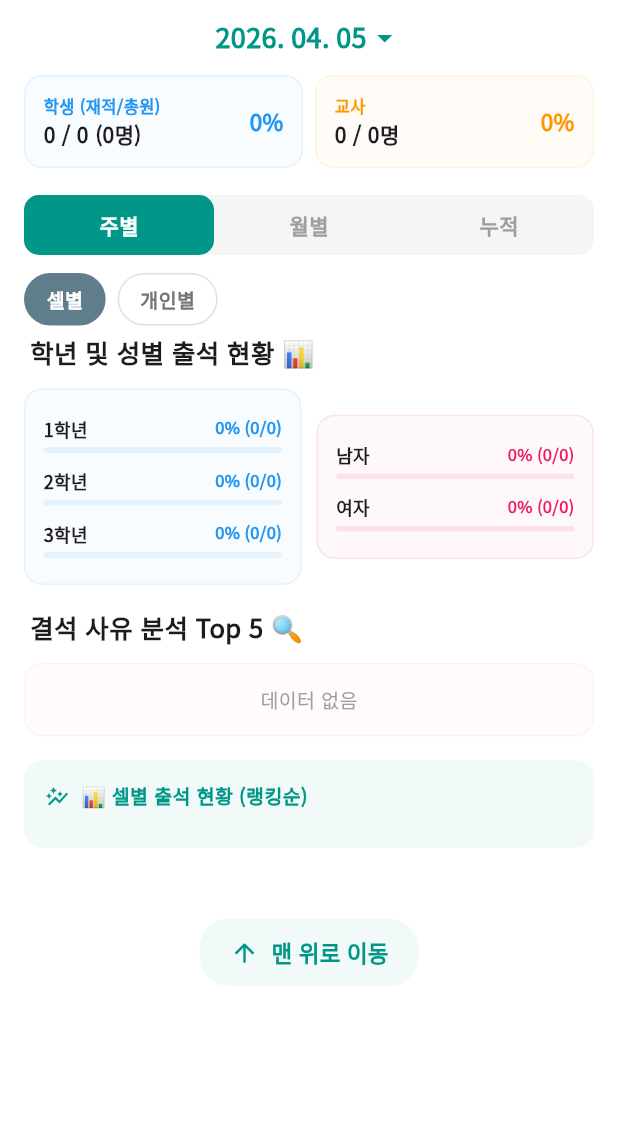
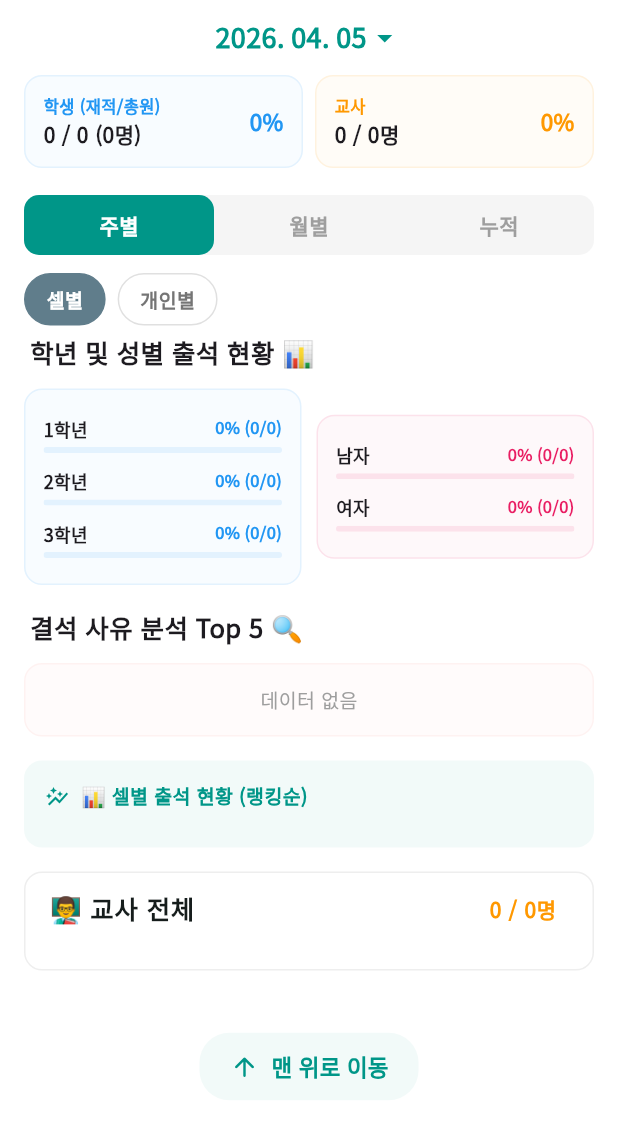
Before and after one commit to plusmans/church_attendance, a Flutter app: the AttendanceStatusScreen screen opened directly, after a tap on "맨 위로 이동", on a phone screen of 412 x 824 dp. Shown: the top 1139 px of the screen. Run offline on Flutter 3.47's test engine with Material 3 defaults, Android fonts, the phone set to English and light mode, and no system bars; our stand-ins replace cloud_firestore, firebase_auth, firebase_core, google_fonts, pdf, printing; accounts and stored records are empty.

Commit message:
교사필드 없어졌던거 복원

```diff
--- a/lib/screens/attendance/attendance_status.dart
+++ b/lib/screens/attendance/attendance_status.dart
@@ -56,11 +56,13 @@ class _AttendanceStatusScreenState extends State<AttendanceStatusScreen> {
   }
 
   void _scrollToTop() {
+    if (_scrollController.hasClients) {
       _scrollController.animateTo(
         0,
         duration: const Duration(milliseconds: 500),
         curve: Curves.easeInOut,
       );
+    }
   }
 
   String _normalizeName(dynamic rawName) {
@@ -159,14 +161,12 @@ class _AttendanceStatusScreenState extends State<AttendanceStatusScreen> {
     final Map<String, Map<String, dynamic>> indv = {};
     final String selectedDateStr = DateFormat('yyyy-MM-dd').format(_selectedDate);
 
+    // 1. 학생 기본 명단 초기화 (방문일 기준)
     master.forEach((name, data) {
-      // ✅ 교사인 경우는 학생 통계에서 제외
       if (teacherNames.contains(name)) return;
-
       if (_isFutureStudent(data['firstVisitDate'], selectedDateStr)) return;
       final String cell = (data['cell'] ?? '0').toString();
       final String group = (data['group'] ?? 'B').toString().trim().toUpperCase();
-
       if (!baseStats.containsKey(cell)) {
         baseStats[cell] = {'id': cell, 'total': 0, 'present': 0, 'records': <String, dynamic>{}};
       }
@@ -179,35 +179,46 @@ class _AttendanceStatusScreenState extends State<AttendanceStatusScreen> {
       }
     });
 
+    // 2. ✅ 교사 기본 명단 초기화 (ID: 교사)
+    if (!baseStats.containsKey('교사')) {
+      baseStats['교사'] = {'id': '교사', 'total': teacherCount, 'present': 0, 'records': <String, dynamic>{}};
+    }
+    for (var tName in teacherNames) {
+      baseStats['교사']!['records'][tName] = {'status': '결석', 'role': '교사', 'cell': '교사'};
+    }
+
+    // 3. 실제 출석 기록 덮어쓰기 (문서 ID가 teachers_... 인지 확인)
     for (var doc in snapshot.docs) {
       final data = doc.data() as Map<String, dynamic>;
       final Map<String, dynamic> records = Map<String, dynamic>.from(data['records'] ?? {});
+
+      // ✅ 사용자 요청에 따른 문서 ID 식별: teachers_YYYY-MM-DD
+      bool isTeacherDoc = doc.id.startsWith('teachers');
 
       records.forEach((rawName, info) {
         final String n = _normalizeName(rawName);
         final infoMap = Map<String, dynamic>.from(info);
 
-        bool isActuallyTeacher = teacherNames.contains(n) || doc.id.startsWith('teachers');
+        bool isActuallyTeacher = teacherNames.contains(n) || isTeacherDoc;
         String currentRole = isActuallyTeacher ? '교사' : '학생';
         String currentCell = isActuallyTeacher ? '교사' : (infoMap['cell']?.toString() ?? master[n]?['cell']?.toString() ?? '0');
 
         if (!isActuallyTeacher && _isFutureStudent(master[n]?['firstVisitDate'], selectedDateStr)) return;
-        if (isActuallyTeacher && infoMap['status'] == '출석') tP++;
 
-        if (doc.id.startsWith('teachers') || isActuallyTeacher) {
-          indv[n] = {...infoMap, 'name': rawName, 'cell': '교사', 'role': '교사'};
+        if (isActuallyTeacher) {
+          // 교사 레코드를 교사 전용 섹션에 할당
+          baseStats['교사']!['records'][n] = {...infoMap, 'role': '교사', 'cell': '교사'};
+          if (infoMap['status'] == '출석') tP++;
         } else {
           final String cellId = doc.id.split('셀')[0];
           if (!baseStats.containsKey(cellId)) baseStats[cellId] = {'id': cellId, 'total': 0, 'present': 0, 'records': <String, dynamic>{}};
 
           if (!baseStats[cellId]!['records'].containsKey(n)) {
             baseStats[cellId]!['records'][n] = {...infoMap, 'role': currentRole, 'cell': currentCell};
-            if (!isActuallyTeacher) {
             sGT++;
             if ((infoMap['group'] ?? 'B').toString().trim().toUpperCase() == 'A') {
               sT++;
               baseStats[cellId]!['total'] = (baseStats[cellId]!['total'] as int) + 1;
-              }
             }
           } else {
             final existing = Map<String, dynamic>.from(baseStats[cellId]!['records'][n]);
@@ -217,45 +228,54 @@ class _AttendanceStatusScreenState extends State<AttendanceStatusScreen> {
       });
     }
 
+    // 4. 통계 최종 합산 및 정규화
     baseStats.forEach((cId, stat) {
       final Map<String, dynamic> records = Map<String, dynamic>.from(stat['records'] ?? {});
+      int presentInCell = 0;
       records.forEach((name, info) {
         final infoMap = Map<String, dynamic>.from(info);
         final String n = _normalizeName(name);
 
-        bool isTeacher = teacherNames.contains(n) || infoMap['role'] == '교사';
+        bool isTeacher = teacherNames.contains(n) || infoMap['role'] == '교사' || cId == '교사';
         final String role = isTeacher ? '교사' : '학생';
         final String group = (infoMap['group'] ?? 'B').toString().trim().toUpperCase();
         final String displayCell = isTeacher ? '교사' : cId;
 
         indv[n] = {...infoMap, 'name': name, 'cell': displayCell, 'role': role};
 
+        if (infoMap['status'] == '출석') {
+          presentInCell++;
           if (role != '교사') {
-          if (infoMap['status'] == '출석') {
             sP++;
-            stat['present'] = (stat['present'] as int) + 1;
             final String g = (infoMap['grade'] ?? '1학년').toString();
             final String sex = (infoMap['gender'] ?? '남자').toString();
             if (_gradeStats.containsKey(g)) _gradeStats[g]!['p'] = (_gradeStats[g]!['p'] ?? 0) + 1;
             if (_genderStats.containsKey(sex)) _genderStats[sex]!['p'] = (_genderStats[sex]!['p'] ?? 0) + 1;
           }
-          if (group == 'A') {
+        }
+
+        if (role != '교사' && group == 'A') {
           final String g = (infoMap['grade'] ?? '1학년').toString();
           final String sex = (infoMap['gender'] ?? '남자').toString();
           if (_gradeStats.containsKey(g)) _gradeStats[g]!['t'] = (_gradeStats[g]!['t'] ?? 0) + 1;
           if (_genderStats.containsKey(sex)) _genderStats[sex]!['t'] = (_genderStats[sex]!['t'] ?? 0) + 1;
         }
-        }
+
         if (infoMap['status'] != '출석' && group == 'A' && role != '교사') {
           _absenceReasonCounts[infoMap['reason'] ?? '연락x'] = (_absenceReasonCounts[infoMap['reason'] ?? '연락x'] ?? 0) + 1;
         }
       });
-      stat['present'] = stat['present'] ?? 0;
+      stat['present'] = presentInCell;
       _cellAverages[cId] = stat['total'] > 0 ? stat['present'] / stat['total'] : 0.0;
     });
 
     setState(() {
-      _cellStats = Map.fromEntries(baseStats.entries.toList()..sort((a, b) => (int.tryParse(a.key) ?? 99).compareTo(int.tryParse(b.key) ?? 99)));
+      // 숫자 셀 정렬 후 교사 섹션을 마지막에 배치 (99 처리로 인해 자동으로 10셀 뒤로 감)
+      _cellStats = Map.fromEntries(baseStats.entries.toList()..sort((a, b) {
+        if (a.key == '교사') return 1;
+        if (b.key == '교사') return -1;
+        return (int.tryParse(a.key) ?? 99).compareTo(int.tryParse(b.key) ?? 99);
+      }));
       _studentPresent = sP;
       _studentTotal = sT;
       _studentGrandTotal = sGT;
@@ -269,22 +289,14 @@ class _AttendanceStatusScreenState extends State<AttendanceStatusScreen> {
     final Map<String, Map<String, int>> dateSummary = {};
     final Map<String, Map<String, dynamic>> indv = {};
 
-    // ✅ [수정] 오직 현재 날짜 기준 방문일 지난 학생 중 group 'A'만 재적으로 필터링
-    // ✅ [수정] 학생 명단에 이름이 있더라도 교사 명단(teacherNames)에 있으면 학생 통계에서 제외
     final String todayStr = DateFormat('yyyy-MM-dd').format(DateTime.now());
     int currentTotalA = 0;
     int currentGrandTotal = 0;
 
     master.forEach((name, data) {
-      // 1. 교사인 이름은 학생 집계에서 아예 제외 (중요!)
       if (teacherNames.contains(name)) return;
-
-      // 2. 미래에 올 학생 제외
       if (_isFutureStudent(data['firstVisitDate'], todayStr)) return;
-
       currentGrandTotal++;
-
-      // 3. 오직 그룹 A인 학생만 재적 수치로 인정
       String group = (data['group'] ?? 'B').toString().trim().toUpperCase();
       if (group == 'A') {
         currentTotalA++;
@@ -716,7 +728,7 @@ class _AttendanceStatusScreenState extends State<AttendanceStatusScreen> {
     if (isT) {
       return Wrap(spacing: 8, runSpacing: 8, children: entries.map((i) {
         final bool isP = i.value['status'] == '출석';
-        return Container(padding: const EdgeInsets.symmetric(horizontal: 10, vertical: 6), decoration: BoxDecoration(color: isP ? Colors.orange.withValues(alpha: 0.05) : Colors.grey.shade100, borderRadius: BorderRadius.circular(6)), child: Text(i.key, style: TextStyle(fontSize: 16, color: i.value['status'] == '출석' ? Colors.orange.shade800 : Colors.grey.shade400, fontWeight: i.value['status'] == '출석' ? FontWeight.bold : FontWeight.normal)));
+        return Container(padding: const EdgeInsets.symmetric(horizontal: 10, vertical: 6), decoration: BoxDecoration(color: isP ? Colors.orange.withValues(alpha: 0.05) : Colors.grey.shade100, borderRadius: BorderRadius.circular(6)), child: Text(i.key, style: TextStyle(fontSize: 16, color: i.value['status'] == '출석' ? Colors.orange.shade800 : Colors.grey.shade400, fontWeight: isP ? FontWeight.bold : FontWeight.normal)));
       }).toList());
     }
     final gA = entries.where((i) => (i.value['group'] ?? 'A') == 'A').toList();
```
Lines whose indentation alone changed are shown as unchanged.
